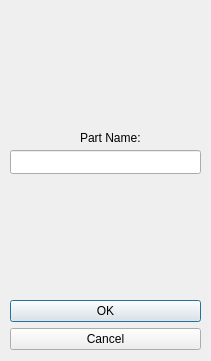
ABokanan/2025_eeyab13, file worksheet6/QTproject/optiondialog.ui: the form before one commit.
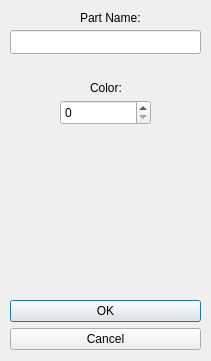
The form after the commit.

Patch:
```diff
--- a/worksheet6/QTproject/optiondialog.ui
+++ b/worksheet6/QTproject/optiondialog.ui
@@ -33,7 +33,7 @@
    <property name="geometry">
     <rect>
      <x>10</x>
-     <y>150</y>
+     <y>30</y>
      <width>191</width>
      <height>24</height>
     </rect>
@@ -43,7 +43,7 @@
    <property name="geometry">
     <rect>
      <x>80</x>
-     <y>130</y>
+     <y>10</y>
      <width>71</width>
      <height>16</height>
     </rect>
@@ -52,6 +52,29 @@
     <string>Part Name:</string>
    </property>
   </widget>
+  <widget class="QSpinBox" name="spinBox">
+   <property name="geometry">
+    <rect>
+     <x>60</x>
+     <y>100</y>
+     <width>91</width>
+     <height>25</height>
+    </rect>
+   </property>
+  </widget>
+  <widget class="QLabel" name="label_2">
+   <property name="geometry">
+    <rect>
+     <x>90</x>
+     <y>80</y>
+     <width>71</width>
+     <height>16</height>
+    </rect>
+   </property>
+   <property name="text">
+    <string>Color:</string>
+   </property>
+  </widget>
  </widget>
  <resources/>
  <connections>
```
